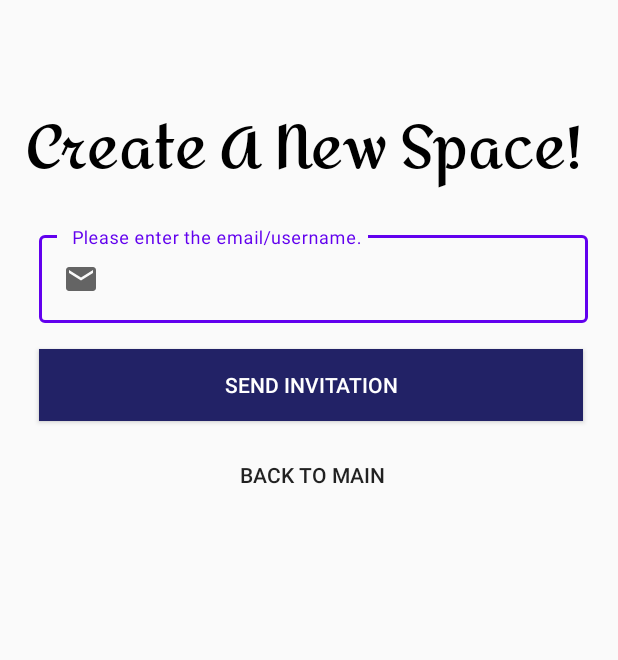
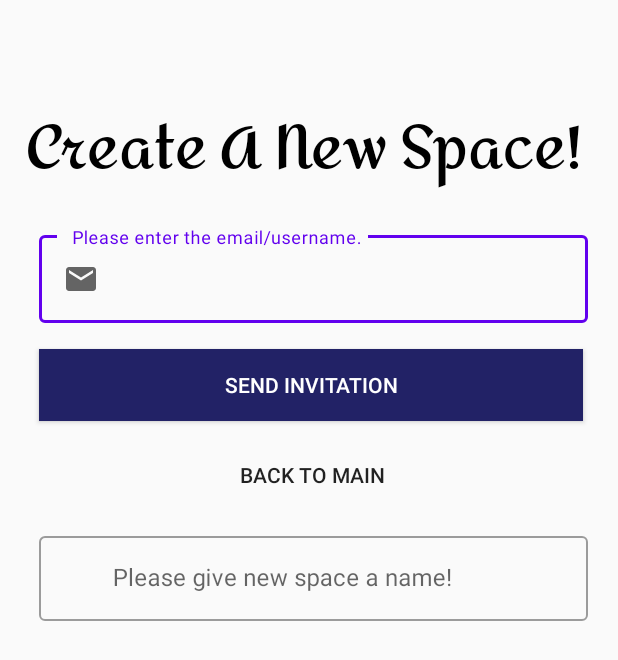
Before and after one commit to Tec9-RushB-Group/OurSpace, an Android app: the CreateSpace screen opened directly, with no data from a screen before it, on a phone screen of 412 x 824 dp. Shown: the top 660 px of the screen. Run offline under Robolectric (Android 15) with nearby library versions, the phone set to English and light mode, and no system bars; our stand-ins replace Firebase (no records; nobody signed in at launch, a user with empty details on screens opened directly); Roboto replaces fonts that are not available here.

Commit message:
small fix

```diff
--- a/app/src/main/java/com/tec9rushbgroup/ourspace/CreateSpace.java
+++ b/app/src/main/java/com/tec9rushbgroup/ourspace/CreateSpace.java
@@ -22,11 +22,10 @@ import com.google.firebase.database.DatabaseReference;
 import com.google.firebase.database.FirebaseDatabase;
 
 
-
 public class CreateSpace extends AppCompatActivity {
     private TextView welcomeTV;
     private Button backButton, inviteButton;
-    private TextInputLayout getEmail;
+    private TextInputLayout getEmail, getSpaceName;
     private FirebaseAuth auth;
     private FirebaseUser user;
     String TAG = "CreateSpace";
@@ -48,6 +47,7 @@ public class CreateSpace extends AppCompatActivity {
         getEmail = findViewById(R.id.get_email);
         backButton = findViewById(R.id.back_button);
         inviteButton = findViewById(R.id.invite_button);
+        getSpaceName = findViewById(R.id.get_space_name);
 
         welcomeTV.setTypeface(Typeface.createFromAsset(getAssets(),"logo.ttf"));
 
@@ -76,12 +76,12 @@ public class CreateSpace extends AppCompatActivity {
     private void search_email(){
         String user1 = user.getEmail();
         String user2 = getEmail.getEditText().getText().toString();
+        String space_name = getSpaceName.getEditText().getText().toString();
 
         if(!TextUtils.isEmpty(user2)){
 
-            String id = databaseSpaces.push().getKey();
-            Space space = new Space(user1, user2, "./", "Test_space", true, true, true);
-            databaseSpaces.child(id).setValue(space);
+            Space space = new Space(user1, user2, "./", space_name, true, true, true);
+            databaseSpaces.child(space_name).setValue(space);
 
             Toast.makeText(CreateSpace.this, "Space added", Toast.LENGTH_LONG).show();
 
--- a/app/src/main/java/com/tec9rushbgroup/ourspace/Space.java
+++ b/app/src/main/java/com/tec9rushbgroup/ourspace/Space.java
@@ -11,7 +11,7 @@ public class Space {
 
     public Space(){}
 
-    public Space(String user1, String user2, String folder, String name, Boolean stat1, Boolean stat2, Boolean status) {
+    public Space(String user1, String user2, String folder, String name, Boolean user1_stat, Boolean user2_stat, Boolean status) {
         this.user1 = user1;
         this.user2 = user2;
         this.folder = folder;
--- a/app/src/main/res/layout/activity_create_space.xml
+++ b/app/src/main/res/layout/activity_create_space.xml
@@ -59,4 +59,20 @@
         </com.google.android.material.textfield.TextInputEditText>
     </com.google.android.material.textfield.TextInputLayout>
 
+    <com.google.android.material.textfield.TextInputLayout
+        android:layout_width="match_parent"
+        android:layout_height="wrap_content"
+        android:id="@+id/get_space_name"
+        android:hint="        Please give new space a name!"
+        android:layout_marginTop="340dp"
+        android:layout_marginLeft="-386dp"
+        android:layout_marginRight="20dp"
+        style="@style/Widget.MaterialComponents.TextInputLayout.OutlinedBox">
+        <com.google.android.material.textfield.TextInputEditText
+            android:layout_width="match_parent"
+            android:layout_height="wrap_content"
+            android:inputType="textEmailAddress">
+        </com.google.android.material.textfield.TextInputEditText>
+    </com.google.android.material.textfield.TextInputLayout>
+
 </LinearLayout>
```
